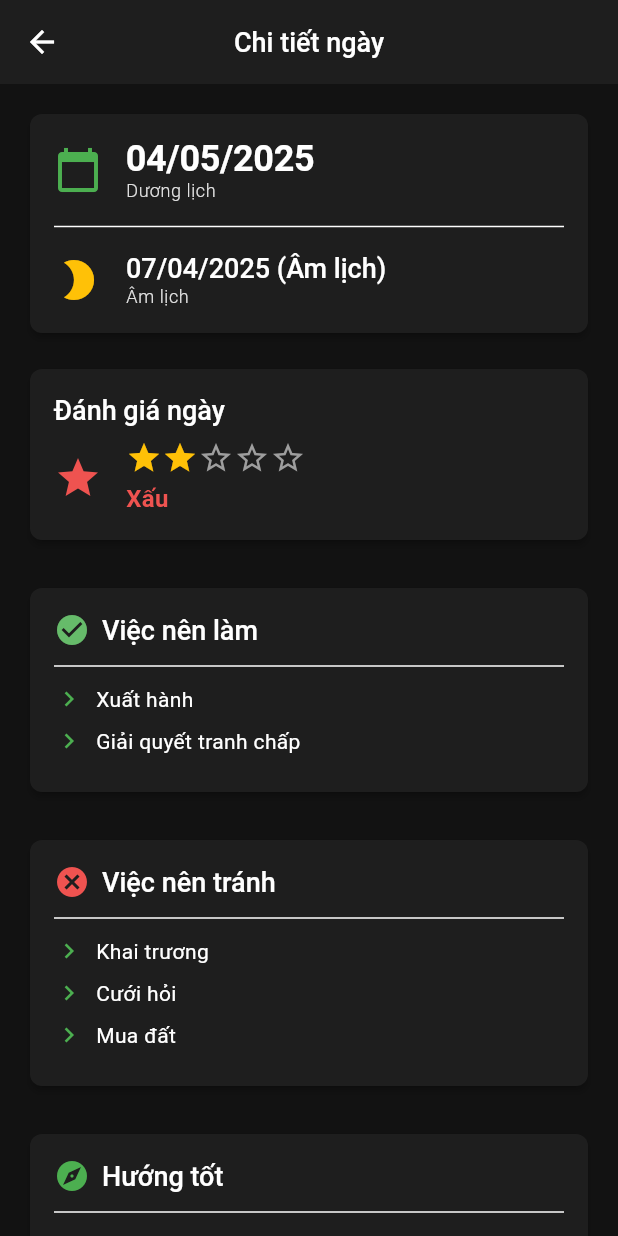
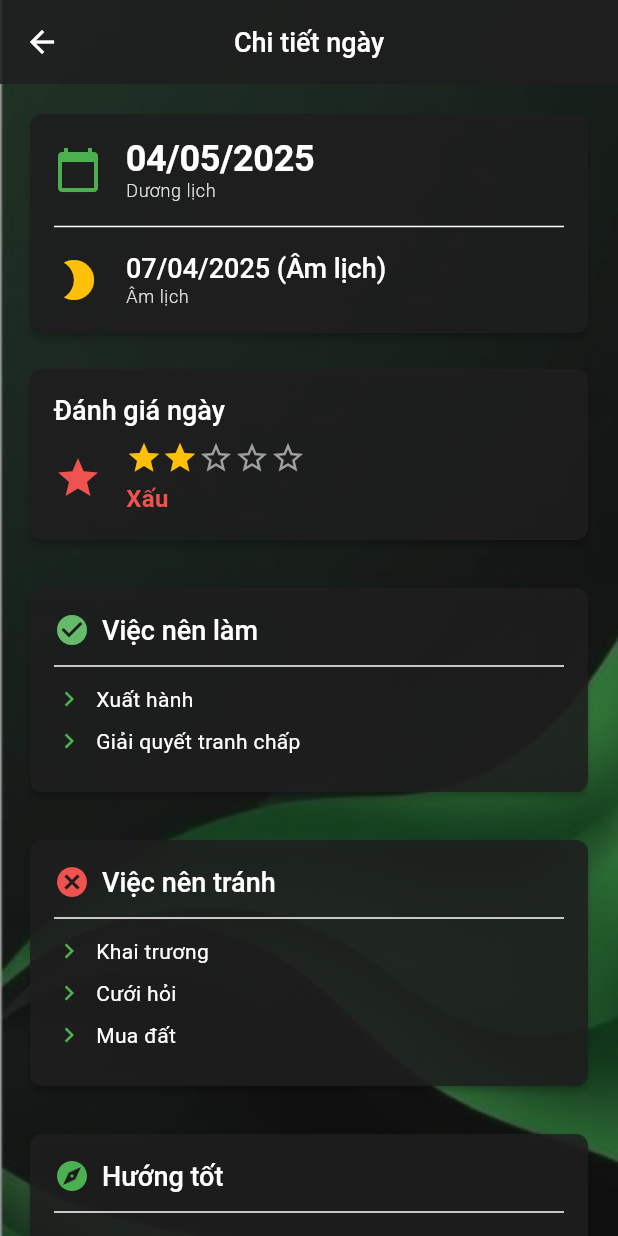
Before and after one commit to HuyDinhamI/SmartFengShuiApp, a Flutter app: the DateDetailScreen screen opened directly, on a phone screen of 412 x 824 dp. Run offline on Flutter 3.47's test engine with Material 3 defaults, Android fonts, the phone set to English and light mode, and no system bars; our stand-ins replace firebase_core, flutter_carousel_widget, google_fonts, shared_preferences, table_calendar; accounts and stored records are empty; network calls fail.

Commit message:
add background

```diff
--- a/lib/screens/date_detail_screen.dart
+++ b/lib/screens/date_detail_screen.dart
@@ -5,6 +5,7 @@ import '../config/constants.dart';
 import '../config/theme.dart';
 import '../providers/calendar_provider.dart';
 import '../models/day_info.dart';
+import '../widgets/background_container.dart';
 
 class DateDetailScreen extends StatelessWidget {
   const DateDetailScreen({super.key});
@@ -17,21 +18,32 @@ class DateDetailScreen extends StatelessWidget {
 
     // Nếu không có thông tin ngày, hiển thị thông báo
     if (dayInfo == null) {
-      return Scaffold(
+      return BackgroundContainer(
+        opacity: 0.9,
+        useOverlay: true,
+        child: Scaffold(
+          backgroundColor: Colors.transparent,
           appBar: AppBar(
             title: Text(AppConstants.dayDetailsTitle),
             centerTitle: true,
+            backgroundColor: Theme.of(context).appBarTheme.backgroundColor?.withOpacity(0.85),
           ),
           body: Center(
             child: Text(AppConstants.noDayInfoAvailable),
           ),
+        ),
       );
     }
 
-    return Scaffold(
+    return BackgroundContainer(
+      opacity: 0.9,
+      useOverlay: true,
+      child: Scaffold(
+        backgroundColor: Colors.transparent,
         appBar: AppBar(
           title: Text(AppConstants.dayDetailsTitle),
           centerTitle: true,
+          backgroundColor: Theme.of(context).appBarTheme.backgroundColor?.withOpacity(0.85),
         ),
         body: SingleChildScrollView(
           padding: const EdgeInsets.all(AppTheme.spacingMedium),
@@ -94,6 +106,7 @@ class DateDetailScreen extends StatelessWidget {
             ],
           ),
         ),
+      ),
     );
   }
 
@@ -101,6 +114,7 @@ class DateDetailScreen extends StatelessWidget {
   Widget _buildBasicInfo(BuildContext context, DayInfo dayInfo, DateTime selectedDate) {
     return Card(
       elevation: 2,
+      color: Theme.of(context).cardTheme.color?.withOpacity(0.85),
       child: Padding(
         padding: const EdgeInsets.all(AppTheme.spacingMedium),
         child: Column(
@@ -170,6 +184,7 @@ class DateDetailScreen extends StatelessWidget {
 
     return Card(
       elevation: 2,
+      color: Theme.of(context).cardTheme.color?.withOpacity(0.85),
       child: Padding(
         padding: const EdgeInsets.all(AppTheme.spacingMedium),
         child: Column(
@@ -231,6 +246,7 @@ class DateDetailScreen extends StatelessWidget {
   ) {
     return Card(
       elevation: 2,
+      color: Theme.of(context).cardTheme.color?.withOpacity(0.85),
       child: Padding(
         padding: const EdgeInsets.all(AppTheme.spacingMedium),
         child: Column(
--- /dev/null
+++ b/lib/widgets/background_container.dart
@@ -0,0 +1,63 @@
+import 'package:flutter/material.dart';
+
+/// Widget hiển thị background chung cho toàn bộ ứng dụng
+///
+/// Sử dụng widget này để bọc các màn hình và cung cấp background image nhất quán
+class BackgroundContainer extends StatelessWidget {
+  /// Widget con được hiển thị trên nền background
+  final Widget child;
+
+  /// Độ mờ của background image (0.0 - 1.0)
+  final double opacity;
+
+  /// Hiệu ứng đổ bóng để tăng độ tương phản với nội dung
+  final bool useOverlay;
+
+  /// Màu của overlay, thường là màu đen với độ trong suốt
+  final Color? overlayColor;
+
+  const BackgroundContainer({
+    Key? key,
+    required this.child,
+    this.opacity = 1.0,
+    this.useOverlay = false,
+    this.overlayColor,
+  }) : super(key: key);
+
+  @override
+  Widget build(BuildContext context) {
+    // Xác định màu overlay dựa trên theme nếu không được chỉ định
+    final effectiveOverlayColor = overlayColor ??
+        (Theme.of(context).brightness == Brightness.dark
+            ? Colors.black.withOpacity(0.4)
+            : Colors.black.withOpacity(0.1));
+
+    return Stack(
+      children: [
+        // Background image
+        Positioned.fill(
+          child: Opacity(
+            opacity: opacity,
+            child: Image.asset(
+              'assets/images/background.jpg',
+              fit: BoxFit.cover,
+            ),
+          ),
+        ),
+
+        // Overlay để tăng độ tương phản nếu cần
+        if (useOverlay)
+          Positioned.fill(
+            child: Container(
+              color: effectiveOverlayColor,
+            ),
+          ),
+
+        // Child widget được hiển thị trên cùng
+        Positioned.fill(
+          child: child,
+        ),
+      ],
+    );
+  }
+}
```
Also changed, not shown: lib/screens/calendar_screen.dart (+11 -3 lines), lib/screens/course_detail_screen.dart (+9 -1 lines), lib/screens/course_list_screen.dart (+9 -8 lines), lib/screens/home_screen.dart (+9 -1 lines), assets/images/background.jpg (added), 3 other files. Lines whose indentation alone changed are shown as unchanged.
